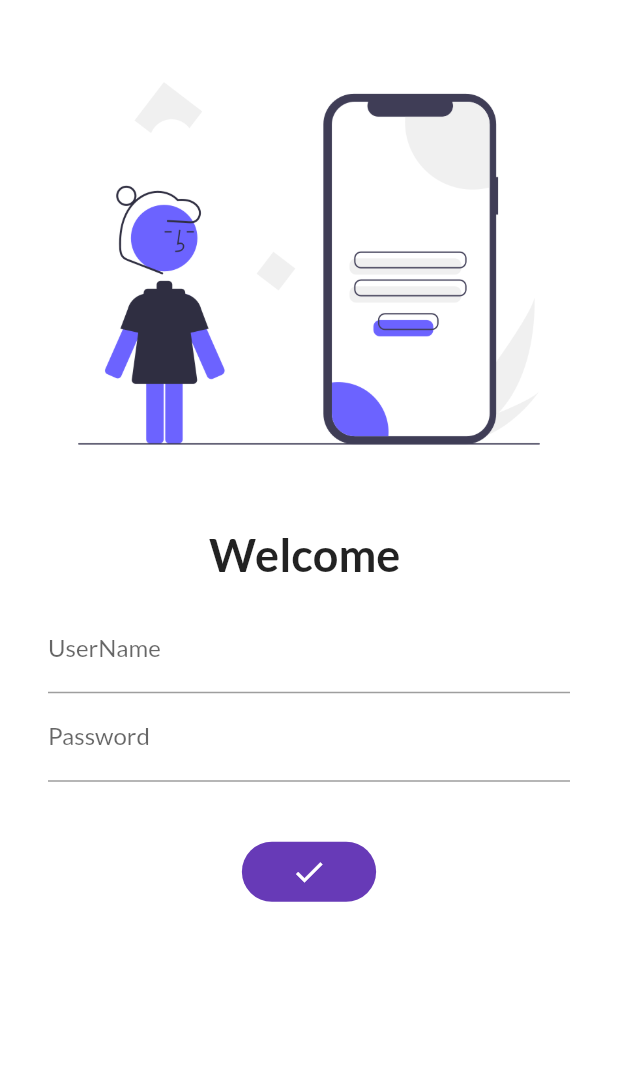
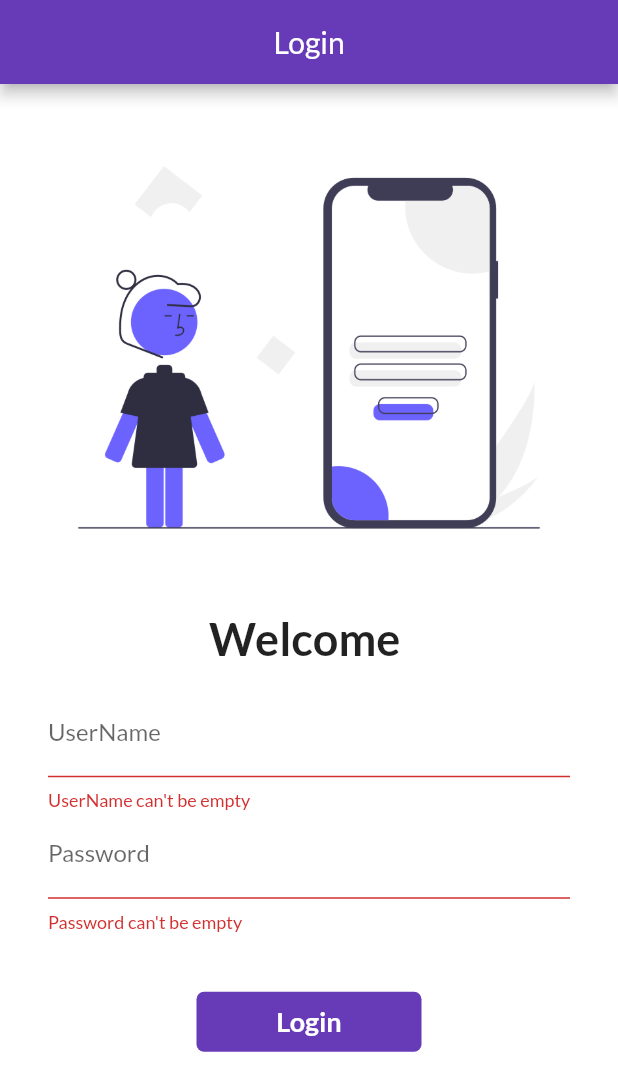
Before and after one commit to MaharshiV16/Flutter-Tutorial-30Days, a Flutter app: the screen it shows after launch, after a tap on "Login", on a phone screen of 412 x 824 dp. Shown: the top 1091 px of the screen. Run offline on Flutter 3.47's test engine with Material 2 defaults, Android fonts, the phone set to English and light mode, and no system bars; our stand-ins replace google_fonts.

Commit message:
day 7 completed

```diff
--- a/lib/Pages/login_page.dart
+++ b/lib/Pages/login_page.dart
@@ -12,11 +12,29 @@ class LoginPage extends StatefulWidget {
 class _LoginPageState extends State<LoginPage> {
   String name = "";
   bool changeButton = false;
+  final _formkey = GlobalKey<FormState>();
+  moveToHome(BuildContext context) async {
+    if (_formkey.currentState!.validate()) {
+      setState(() {
+        changeButton = true;
+      });
+      await Future.delayed(const Duration(seconds: 1));
+      await Navigator.pushNamed(context, MyRoutes.homeRoute);
+      setState(() {
+        changeButton = false;
+      });
+    }
+  }
+
   @override
   Widget build(BuildContext context) {
-    return Material(
-      color: Colors.white,
-      child: SingleChildScrollView(
+    return Scaffold(
+      backgroundColor: Colors.white,
+      appBar: AppBar(
+        title: const Text("Login"),
+        centerTitle: true,
+      ),
+      body: SingleChildScrollView(
         child: Center(
           child: Column(
             children: [
@@ -42,6 +60,8 @@ class _LoginPageState extends State<LoginPage> {
                   vertical: 16,
                   horizontal: 32,
                 ),
+                child: Form(
+                  key: _formkey,
                   child: Column(
                     children: [
                       TextFormField(
@@ -53,6 +73,13 @@ class _LoginPageState extends State<LoginPage> {
                           name = value;
                           setState(() {});
                         },
+                        validator: (value) {
+                          if (value != null && value.isEmpty) {
+                            return "UserName can't be empty";
+                          } else {
+                            return null;
+                          }
+                        },
                       ),
                       TextFormField(
                         decoration: const InputDecoration(
@@ -60,18 +87,23 @@ class _LoginPageState extends State<LoginPage> {
                           labelText: "Password",
                         ),
                         obscureText: true,
+                        validator: (value) {
+                          if (value != null && value.isEmpty) {
+                            return "Password can't be empty";
+                          } else if (value != null &&
+                              value.isEmpty &&
+                              value.length < 8) {
+                            return "Password had to be 8 characters long";
+                          } else {
+                            return null;
+                          }
+                        },
                       ),
                       const SizedBox(height: 40),
                       InkWell(
-                      onTap: () async {
-                        setState(() {
-                          changeButton = true;
-                        });
-                        await Future.delayed(const Duration(seconds: 2));
-                        Navigator.pushNamed(context, MyRoutes.homeRoute);
-                      },
+                        onTap: () => moveToHome(context),
                         child: AnimatedContainer(
-                        duration: const Duration(seconds: 2),
+                          duration: const Duration(seconds: 1),
                           width: changeButton ? 40 : 150,
                           height: 40,
                           alignment: Alignment.center,
@@ -105,6 +137,7 @@ class _LoginPageState extends State<LoginPage> {
                       // )
                     ],
                   ),
+                ),
               )
             ],
           ),
```
Lines whose indentation alone changed are shown as unchanged.
